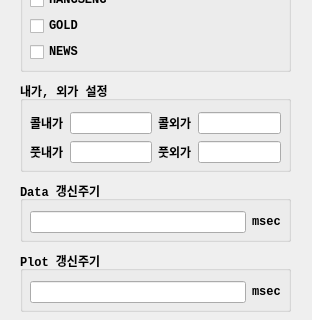
First picture: the form in UI/realtimeitem.ui, repository skygoldfish/SkyBot, before the edit; both pictures show x 0 to 312 and y 579 to 899 of the 312 by 899 pixel window.
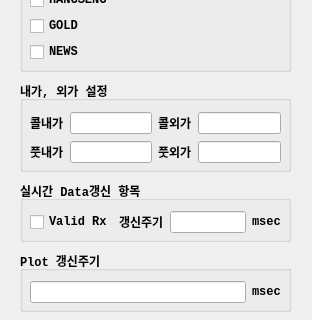
Second picture: the form after the edit.

Diff of the .ui file:
```diff
--- a/UI/realtimeitem.ui
+++ b/UI/realtimeitem.ui
@@ -35,7 +35,7 @@
    <property name="flat">
     <bool>false</bool>
    </property>
-   <widget class="QWidget" name="">
+   <widget class="QWidget" name="layoutWidget">
     <property name="geometry">
      <rect>
       <x>10</x>
@@ -436,9 +436,9 @@
     </font>
    </property>
    <property name="title">
-    <string>Data 갱신주기</string>
+    <string>실시간 Data갱신 항목</string>
    </property>
-   <widget class="QWidget" name="layoutWidget_2">
+   <widget class="QWidget" name="">
     <property name="geometry">
      <rect>
       <x>10</x>
@@ -448,6 +448,20 @@
      </rect>
     </property>
     <layout class="QHBoxLayout" name="horizontalLayout_2">
+     <item>
+      <widget class="QCheckBox" name="checkBox_valid_receive">
+       <property name="text">
+        <string>Valid Rx</string>
+       </property>
+      </widget>
+     </item>
+     <item>
+      <widget class="QLabel" name="label_2">
+       <property name="text">
+        <string>갱신주기</string>
+       </property>
+      </widget>
+     </item>
      <item>
       <widget class="QLineEdit" name="lineEdit_mp">
        <property name="alignment">
```
Left out of the diff: 4 changed lines with no effect on the pictures.
